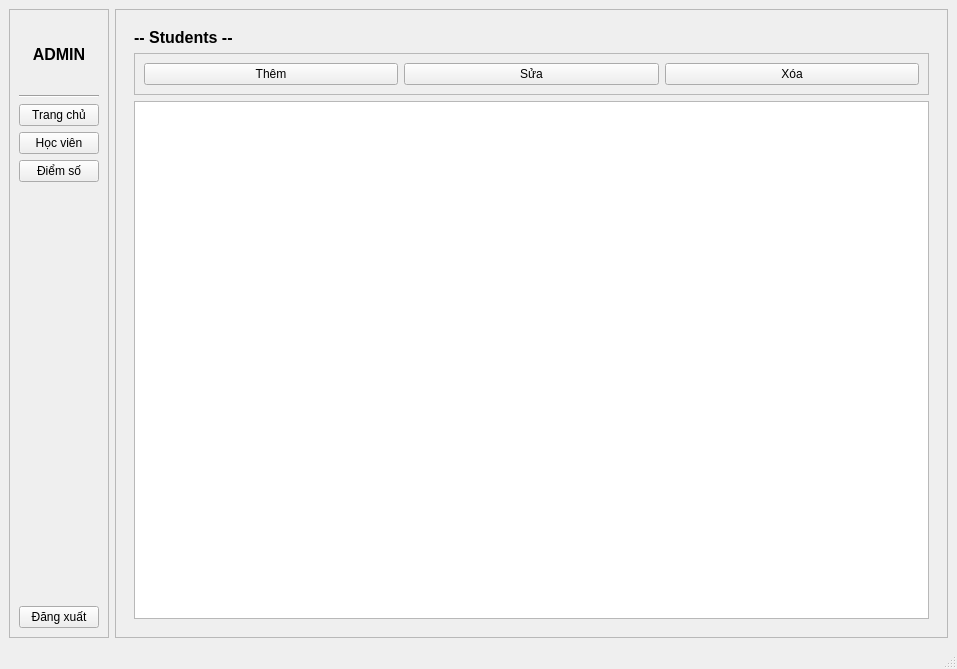
LODNight/QT_school_lms, file ui/admin.ui: the form before one commit.
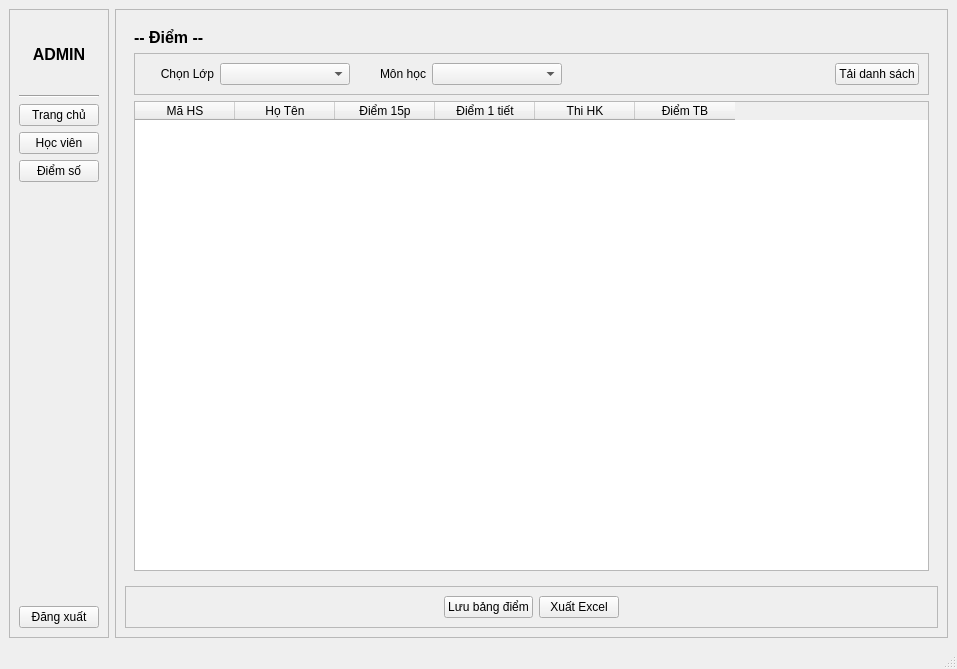
The form after the commit.

Commit message: Show Score by Classes

Diff of the .ui file:
```diff
--- a/ui/admin.ui
+++ b/ui/admin.ui
@@ -116,7 +116,7 @@
        <item>
         <widget class="QStackedWidget" name="mainStack">
          <property name="currentIndex">
-          <number>1</number>
+          <number>2</number>
          </property>
          <widget class="QWidget" name="pageHome">
           <layout class="QHBoxLayout" name="horizontalLayout_2">
@@ -151,12 +151,18 @@
               </font>
              </property>
              <property name="text">
-              <string>-- Students --</string>
+              <string>-- Học Sinh --</string>
              </property>
             </widget>
            </item>
            <item>
             <widget class="QFrame" name="frame">
+             <property name="maximumSize">
+              <size>
+               <width>16777215</width>
+               <height>16777215</height>
+              </size>
+             </property>
              <property name="frameShape">
               <enum>QFrame::StyledPanel</enum>
              </property>
@@ -185,6 +191,19 @@
                 </property>
                </widget>
               </item>
+              <item>
+               <spacer name="horizontalSpacer">
+                <property name="orientation">
+                 <enum>Qt::Horizontal</enum>
+                </property>
+                <property name="sizeHint" stdset="0">
+                 <size>
+                  <width>40</width>
+                  <height>20</height>
+                 </size>
+                </property>
+               </spacer>
+              </item>
              </layout>
             </widget>
            </item>
@@ -193,6 +212,194 @@
            </item>
           </layout>
          </widget>
+         <widget class="QWidget" name="pageScores">
+          <layout class="QVBoxLayout" name="verticalLayout_4">
+           <item>
+            <widget class="QLabel" name="label_4">
+             <property name="font">
+              <font>
+               <pointsize>12</pointsize>
+               <weight>75</weight>
+               <bold>true</bold>
+              </font>
+             </property>
+             <property name="text">
+              <string>-- Điểm --</string>
+             </property>
+            </widget>
+           </item>
+           <item>
+            <widget class="QFrame" name="frame_2">
+             <property name="frameShape">
+              <enum>QFrame::StyledPanel</enum>
+             </property>
+             <property name="frameShadow">
+              <enum>QFrame::Raised</enum>
+             </property>
+             <layout class="QHBoxLayout" name="horizontalLayout_4">
+              <item>
+               <widget class="QLabel" name="label_5">
+                <property name="minimumSize">
+                 <size>
+                  <width>70</width>
+                  <height>0</height>
+                 </size>
+                </property>
+                <property name="text">
+                 <string>Chọn Lớp</string>
+                </property>
+                <property name="alignment">
+                 <set>Qt::AlignRight|Qt::AlignTrailing|Qt::AlignVCenter</set>
+                </property>
+               </widget>
+              </item>
+              <item>
+               <widget class="QComboBox" name="cboClassSelect">
+                <property name="minimumSize">
+                 <size>
+                  <width>130</width>
+                  <height>0</height>
+                 </size>
+                </property>
+               </widget>
+              </item>
+              <item>
+               <widget class="QLabel" name="label_6">
+                <property name="minimumSize">
+                 <size>
+                  <width>70</width>
+                  <height>0</height>
+                 </size>
+                </property>
+                <property name="text">
+                 <string>Môn học</string>
+                </property>
+                <property name="alignment">
+                 <set>Qt::AlignRight|Qt::AlignTrailing|Qt::AlignVCenter</set>
+                </property>
+               </widget>
+              </item>
+              <item>
+               <widget class="QComboBox" name="cbSubject">
+                <property name="minimumSize">
+                 <size>
+                  <width>130</width>
+                  <height>0</height>
+                 </size>
+                </property>
+               </widget>
+              </item>
+              <item>
+               <spacer name="horizontalSpacer_2">
+                <property name="orientation">
+                 <enum>Qt::Horizontal</enum>
+                </property>
+                <property name="sizeHint" stdset="0">
+                 <size>
+                  <width>40</width>
+                  <height>20</height>
+                 </size>
+                </property>
+               </spacer>
+              </item>
+              <item>
+               <widget class="QPushButton" name="btnLoadScores">
+                <property name="text">
+                 <string>Tải danh sách</string>
+                </property>
+               </widget>
+              </item>
+             </layout>
+            </widget>
+           </item>
+           <item>
+            <widget class="QTableWidget" name="tableScores">
+             <column>
+              <property name="text">
+               <string>Mã HS</string>
+              </property>
+             </column>
+             <column>
+              <property name="text">
+               <string>Họ Tên</string>
+              </property>
+             </column>
+             <column>
+              <property name="text">
+               <string>Điểm 15p</string>
+              </property>
+             </column>
+             <column>
+              <property name="text">
+               <string>Điểm 1 tiết</string>
+              </property>
+             </column>
+             <column>
+              <property name="text">
+               <string>Thi HK</string>
+              </property>
+             </column>
+             <column>
+              <property name="text">
+               <string>Điểm TB</string>
+              </property>
+             </column>
+            </widget>
+           </item>
+          </layout>
+         </widget>
+        </widget>
+       </item>
+       <item>
+        <widget class="QFrame" name="frame_3">
+         <property name="frameShape">
+          <enum>QFrame::StyledPanel</enum>
+         </property>
+         <property name="frameShadow">
+          <enum>QFrame::Raised</enum>
+         </property>
+         <layout class="QHBoxLayout" name="horizontalLayout_5">
+          <item>
+           <spacer name="horizontalSpacer_3">
+            <property name="orientation">
+             <enum>Qt::Horizontal</enum>
+            </property>
+            <property name="sizeHint" stdset="0">
+             <size>
+              <width>40</width>
+              <height>20</height>
+             </size>
+            </property>
+           </spacer>
+          </item>
+          <item>
+           <widget class="QPushButton" name="btnSaveScore">
+            <property name="text">
+             <string>Lưu bảng điểm</string>
+            </property>
+           </widget>
+          </item>
+          <item>
+           <widget class="QPushButton" name="btnExportExcel">
+            <property name="text">
+             <string>Xuất Excel</string>
+            </property>
+           </widget>
+          </item>
+          <item>
+           <spacer name="horizontalSpacer_4">
+            <property name="orientation">
+             <enum>Qt::Horizontal</enum>
+            </property>
+            <property name="sizeHint" stdset="0">
+             <size>
+              <width>40</width>
+              <height>20</height>
+             </size>
+            </property>
+           </spacer>
+          </item>
+         </layout>
         </widget>
        </item>
       </layout>
```
The commit also changes 4 other files.
